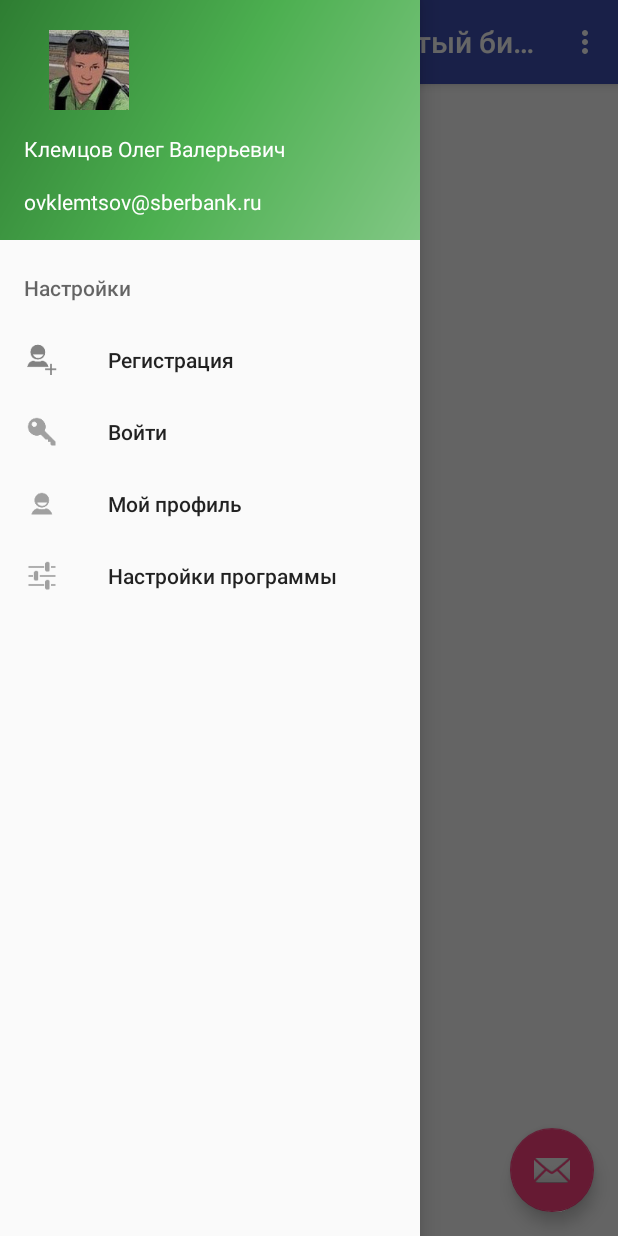
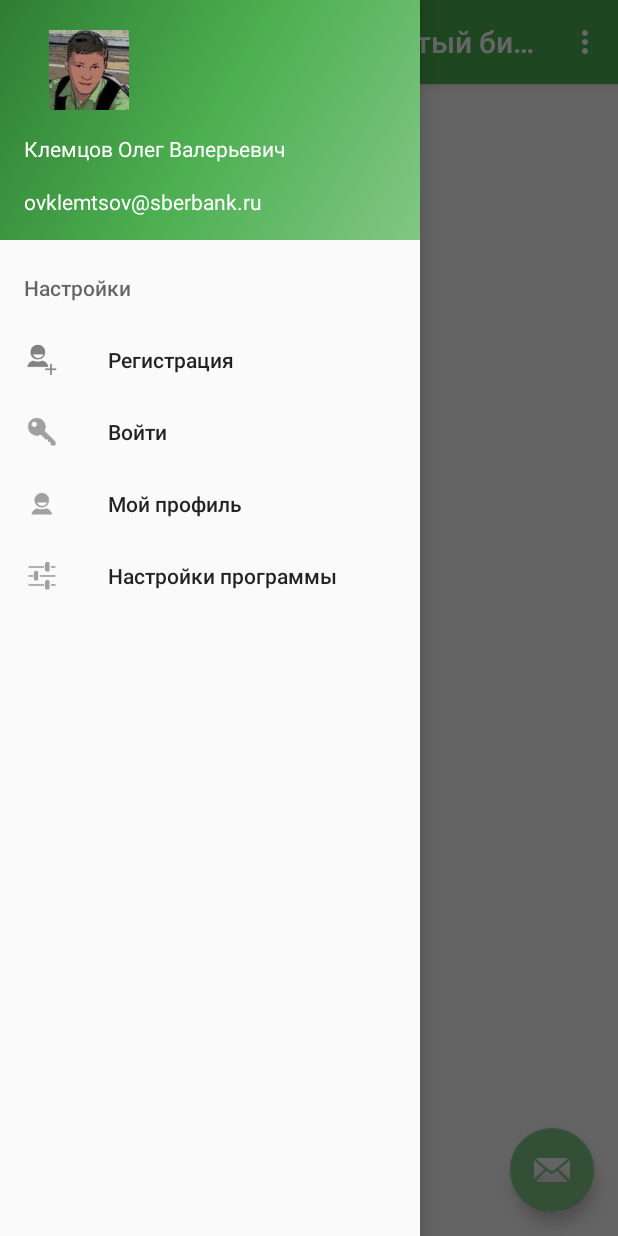
Before and after one commit to klemtsov/BrokenGlassAndroidApp, an Android app: the screen it shows after launch (MainActivity), with the side drawer open, on a phone screen of 412 x 824 dp. Run offline under Robolectric (Android 15) with nearby library versions, the phone set to English and light mode, and no system bars.

Commit message:
-- For Update db

```diff
--- a/rorb/app/src/main/java/ru/sbrf/zsb/android/rorb/DBHelper.java
+++ b/rorb/app/src/main/java/ru/sbrf/zsb/android/rorb/DBHelper.java
@@ -15,7 +15,7 @@ import ru.sbrf.zsb.android.helper.Utils;
 
 public class DBHelper extends SQLiteOpenHelper {
 
-    private static final int DB_VERSION = 4;
+    private static final int DB_VERSION = 2;
     private static final String DB_NAME = "brglass_db";
     private static final String CLAIME_TBL = "claime";
     public static final String ADDRESS_TBL = "address";
@@ -123,6 +123,20 @@ public class DBHelper extends SQLiteOpenHelper {
         db.execSQL("drop table claime");
         db.execSQL("drop table photo");
         */
+        Log.d(MainActivity3.TAG, " --- UPDATE DATABASE --- ");
+        db.execSQL("create table " + USER_TBL
+                + " (_id integer primary key autoincrement,"
+                + " email text NOT NULL,"
+                + " first_name text,"
+                + " last_name text,"
+                + " token text,"
+                + " expire_token datetime,"
+                + " last_login datetime,"
+                + " avatar_img blob,"
+                + " is_login integer default 0,"
+                + " CONSTRAINT cnstr_user_email UNIQUE (email)"
+                + ");"
+        );
     }
 
     public void openDB() {
--- a/rorb/app/src/main/res/layout/activity_registration.xml
+++ b/rorb/app/src/main/res/layout/activity_registration.xml
@@ -68,6 +68,8 @@
         android:layout_marginTop="10dp"
         android:layout_marginLeft="100dp"
         android:layout_marginRight="100dp"
+        android:background="@color/colorPrimary"
+        android:textColor="@color/TextButtonColor"
         android:text="@string/reg_btn_ok"
         />
 </LinearLayout>
--- a/rorb/app/src/main/res/values/colors.xml
+++ b/rorb/app/src/main/res/values/colors.xml
@@ -1,6 +1,10 @@
 <?xml version="1.0" encoding="utf-8"?>
 <resources>
-    <color name="colorPrimary">#3F51B5</color>
+    <!--<color name="colorPrimary">#3F51B5</color>
     <color name="colorPrimaryDark">#303F9F</color>
-    <color name="colorAccent">#FF4081</color>
+    <color name="colorAccent">#FF4081</color>-->
+    <color name="colorPrimary">#4CAF50</color>
+    <color name="colorPrimaryDark">#2E7D32</color>
+    <color name="colorAccent">#81C784</color>
+    <color name="TextButtonColor">#FFFFFF</color>
 </resources>
```
